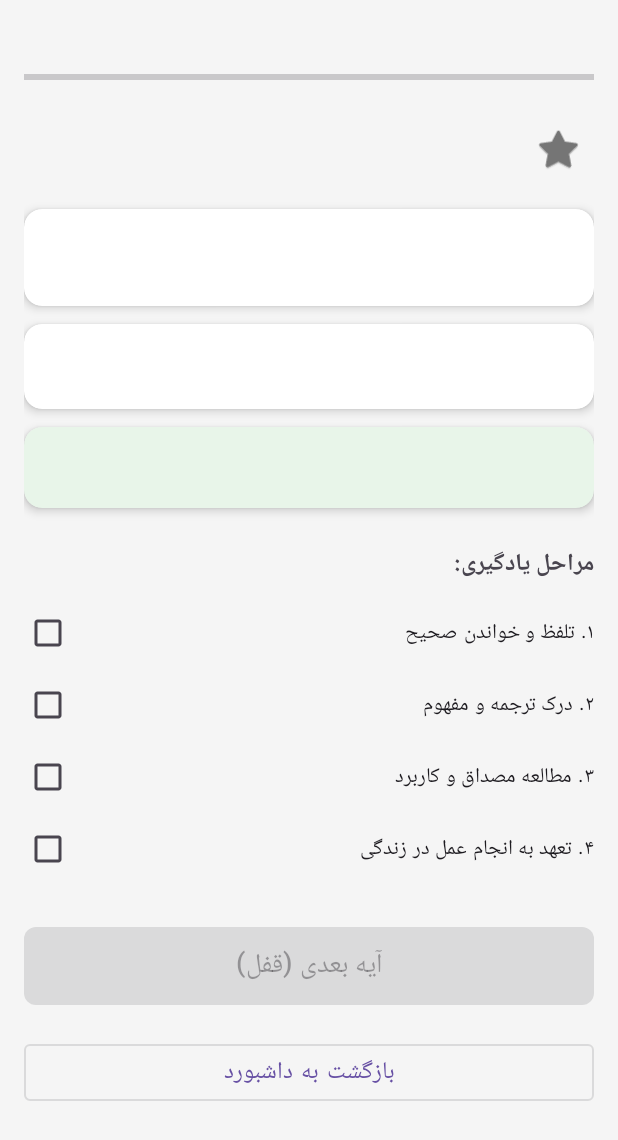
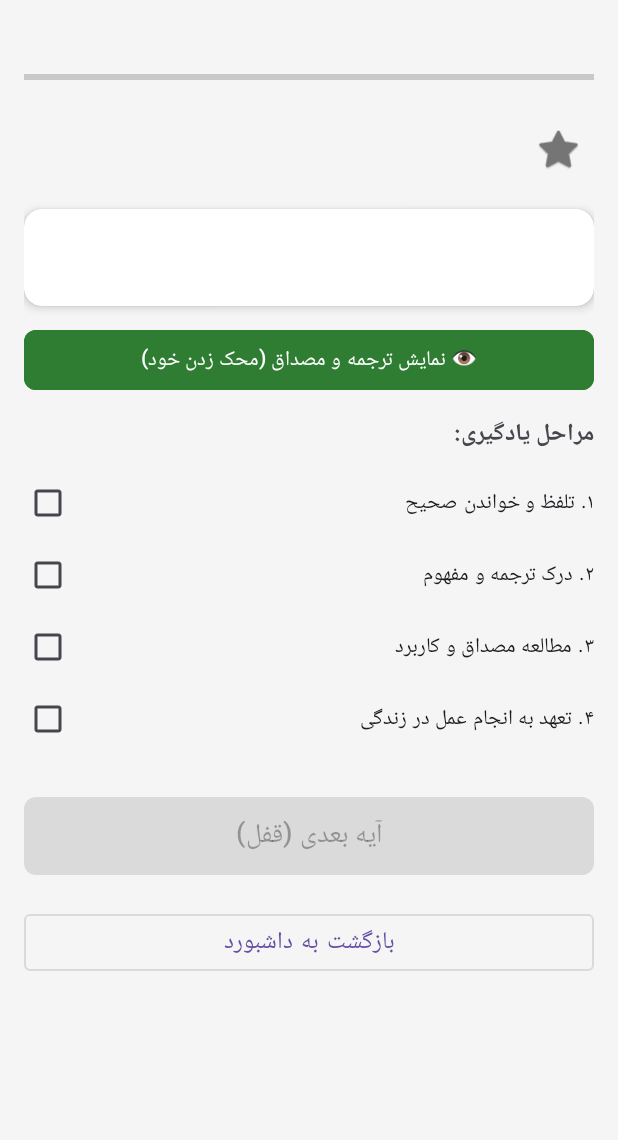
Before and after one commit to mohammadbadsar-arch/QuranApp, an Android app: the layout activity_main.xml on its own in the app's theme, with its tools: preview values and no code run, on a phone screen of 412 x 824 dp. Shown: the top 1140 px of the screen. Run offline under Robolectric (Android 15) with nearby library versions, the light colour scheme and no system bars.

Commit message:
Update activity_main.xml

```diff
--- a/app/src/main/res/layout/activity_main.xml
+++ b/app/src/main/res/layout/activity_main.xml
@@ -75,14 +75,27 @@
                 android:textColor="#000000" />
         </androidx.cardview.widget.CardView>
 
-        <!-- کارت ترجمه -->
+        <!-- دکمه نمایش ترجمه (اضافه شده) -->
+        <Button
+            android:id="@+id/btnShowTranslation"
+            android:layout_width="match_parent"
+            android:layout_height="wrap_content"
+            android:text="👁 نمایش ترجمه و مصداق (محک زدن خود)"
+            android:textColor="#FFFFFF"
+            android:backgroundTint="#2E7D32"
+            android:layout_marginBottom="12dp"
+            app:cornerRadius="8dp" />
+
+        <!-- کارت ترجمه (پیش‌فرض مخفی) -->
         <androidx.cardview.widget.CardView
+            android:id="@+id/cardTranslation"
             android:layout_width="match_parent"
             android:layout_height="wrap_content"
             android:layout_marginBottom="12dp"
             app:cardCornerRadius="12dp"
             app:cardElevation="4dp"
-            app:contentPadding="16dp">
+            app:contentPadding="16dp"
+            android:visibility="gone">
 
             <TextView
                 android:id="@+id/translation"
@@ -93,15 +106,17 @@
                 android:textColor="#424242" />
         </androidx.cardview.widget.CardView>
 
-        <!-- کارت مصداق عملی -->
+        <!-- کارت مصداق عملی (پیش‌فرض مخفی) -->
         <androidx.cardview.widget.CardView
+            android:id="@+id/cardExample"
             android:layout_width="match_parent"
             android:layout_height="wrap_content"
             android:layout_marginBottom="24dp"
             app:cardCornerRadius="12dp"
             app:cardElevation="4dp"
             app:contentPadding="16dp"
-            app:cardBackgroundColor="#E8F5E9">
+            app:cardBackgroundColor="#E8F5E9"
+            android:visibility="gone">
 
             <TextView
                 android:id="@+id/exampleText"
@@ -156,6 +171,7 @@
             android:textSize="18sp"
             android:enabled="false"
             app:cornerRadius="8dp" />
+
         <!-- دکمه بازگشت به داشبورد -->
         <Button
             android:id="@+id/btnBackToDashboard"
```
